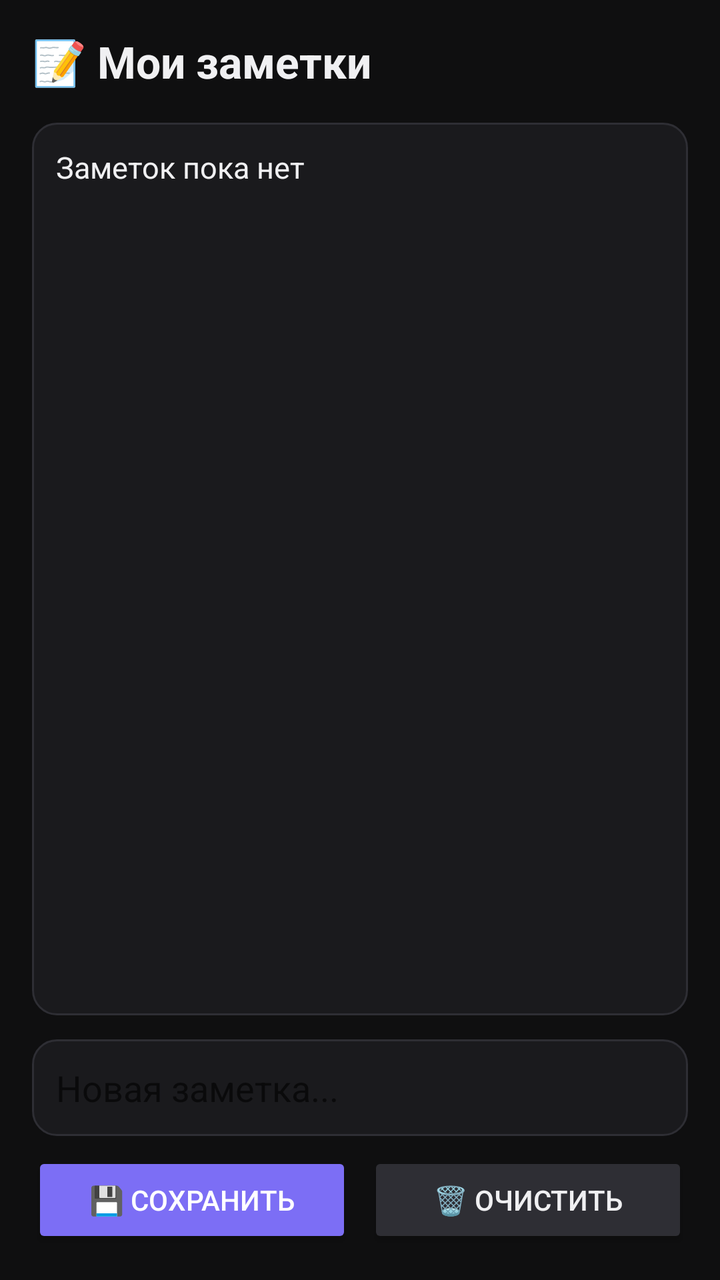
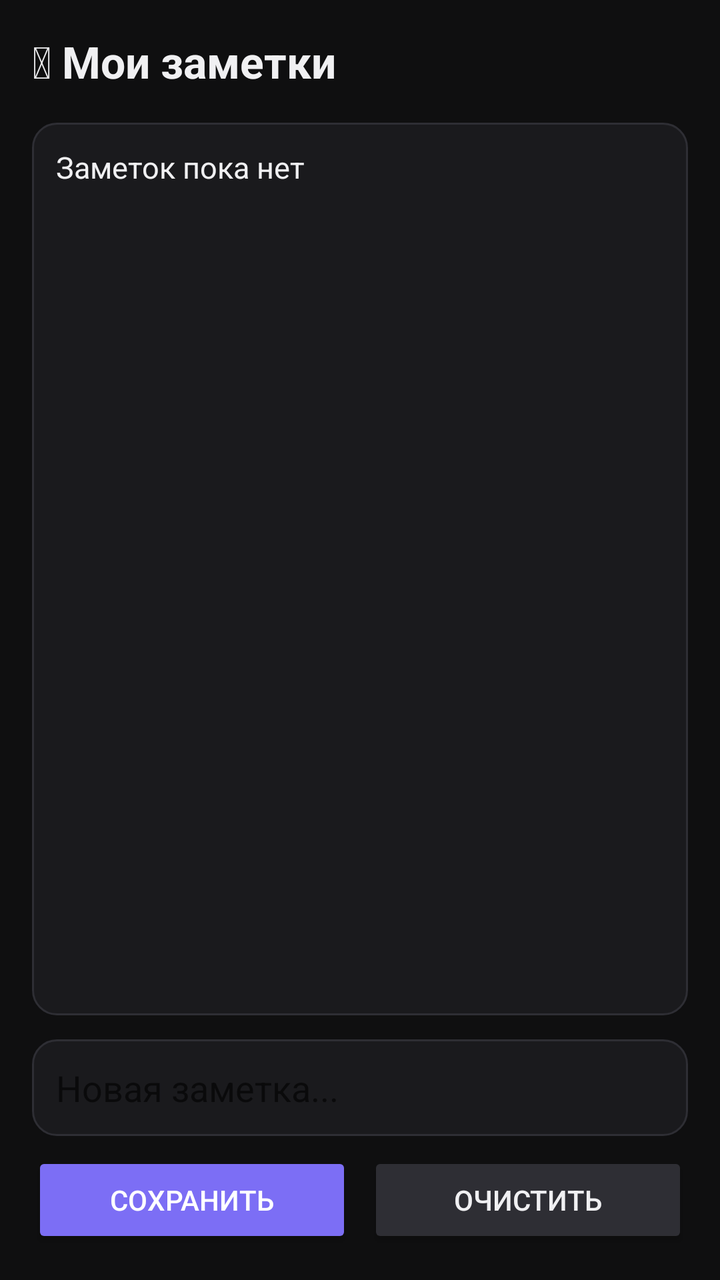

An Android layout rendered at two revisions. The XML below is the earlier revision; the diff shows what the commit changed to produce the second picture.
<!-- AndroidManifest.xml: application theme Theme.AliceAgent -->
<!-- res/layout/activity_notes.xml -->
<?xml version="1.0" encoding="utf-8"?>
<LinearLayout xmlns:android="http://schemas.android.com/apk/res/android"
    android:layout_width="match_parent"
    android:layout_height="match_parent"
    android:orientation="vertical"
    android:background="#0F0F10"
    android:padding="16dp">

    <TextView
        android:layout_width="wrap_content"
        android:layout_height="wrap_content"
        android:text="📝 Мои заметки"
        android:textColor="#F0F0F2"
        android:textSize="22sp"
        android:textStyle="bold"
        android:layout_marginBottom="16dp"/>

    <ScrollView
        android:layout_width="match_parent"
        android:layout_height="0dp"
        android:layout_weight="1"
        android:background="@drawable/input_bg"
        android:padding="12dp"
        android:layout_marginBottom="12dp">

        <TextView
            android:id="@+id/notesText"
            android:layout_width="match_parent"
            android:layout_height="wrap_content"
            android:textColor="#F0F0F2"
            android:textSize="15sp"
            android:lineSpacingMultiplier="1.5"
            android:text="Заметок пока нет"/>
    </ScrollView>

    <EditText
        android:id="@+id/noteInput"
        android:layout_width="match_parent"
        android:layout_height="wrap_content"
        android:hint="Новая заметка..."
        android:hintTextColor="#9898A8"
        android:textColor="#F0F0F2"
        android:background="@drawable/input_bg"
        android:padding="12dp"
        android:layout_marginBottom="8dp"
        android:maxLines="3"/>

    <LinearLayout
        android:layout_width="match_parent"
        android:layout_height="wrap_content"
        android:orientation="horizontal"
        android:weightSum="2">

        <Button
            android:id="@+id/saveNoteBtn"
            android:layout_width="0dp"
            android:layout_height="48dp"
            android:layout_weight="1"
            android:text="💾 Сохранить"
            android:backgroundTint="#7C6EF5"
            android:textColor="#FFFFFF"
            android:layout_marginEnd="8dp"/>

        <Button
            android:id="@+id/clearNotesBtn"
            android:layout_width="0dp"
            android:layout_height="48dp"
            android:layout_weight="1"
            android:text="🗑 Очистить"
            android:backgroundTint="#2E2E34"
            android:textColor="#F0F0F2"/>
    </LinearLayout>
</LinearLayout>
<!-- resources referenced by this layout -->
<resources>
  <!-- drawable input_bg (drawable) -->
  <?xml version="1.0" encoding="utf-8"?>
  <shape xmlns:android="http://schemas.android.com/apk/res/android"
      android:shape="rectangle">
      <solid android:color="#1A1A1D"/>
      <stroke android:width="1dp" android:color="#2E2E34"/>
      <corners android:radius="12dp"/>
  </shape>
  <style name="Theme.AliceAgent" parent="Theme.MaterialComponents.DayNight.NoActionBar">
          <item name="colorPrimary">#7C6EF5</item>
          <item name="colorPrimaryVariant">#6456E0</item>
          <item name="colorOnPrimary">#FFFFFF</item>
          <item name="colorSurface">#1A1A1D</item>
          <item name="android:windowBackground">#0F0F10</item>
          <item name="android:statusBarColor">#1A1A1D</item>
          <item name="android:navigationBarColor">#1A1A1D</item>
      </style>
</resources>

<!-- the commit's change to res/layout/activity_notes.xml (unified diff, before → after) -->
@@ -9,7 +9,7 @@
     <TextView
         android:layout_width="wrap_content"
         android:layout_height="wrap_content"
-        android:text="📝 Мои заметки"
+        android:text="&#x1F4DD; Мои заметки"
         android:textColor="#F0F0F2"
         android:textSize="22sp"
         android:textStyle="bold"
@@ -38,7 +38,6 @@
         android:layout_width="match_parent"
         android:layout_height="wrap_content"
         android:hint="Новая заметка..."
-        android:hintTextColor="#9898A8"
         android:textColor="#F0F0F2"
         android:background="@drawable/input_bg"
         android:padding="12dp"
@@ -56,7 +55,7 @@
             android:layout_width="0dp"
             android:layout_height="48dp"
             android:layout_weight="1"
-            android:text="💾 Сохранить"
+            android:text="Сохранить"
             android:backgroundTint="#7C6EF5"
             android:textColor="#FFFFFF"
             android:layout_marginEnd="8dp"/>
@@ -66,7 +65,7 @@
             android:layout_width="0dp"
             android:layout_height="48dp"
             android:layout_weight="1"
-            android:text="🗑 Очистить"
+            android:text="Очистить"
             android:backgroundTint="#2E2E34"
             android:textColor="#F0F0F2"/>
     </LinearLayout>
